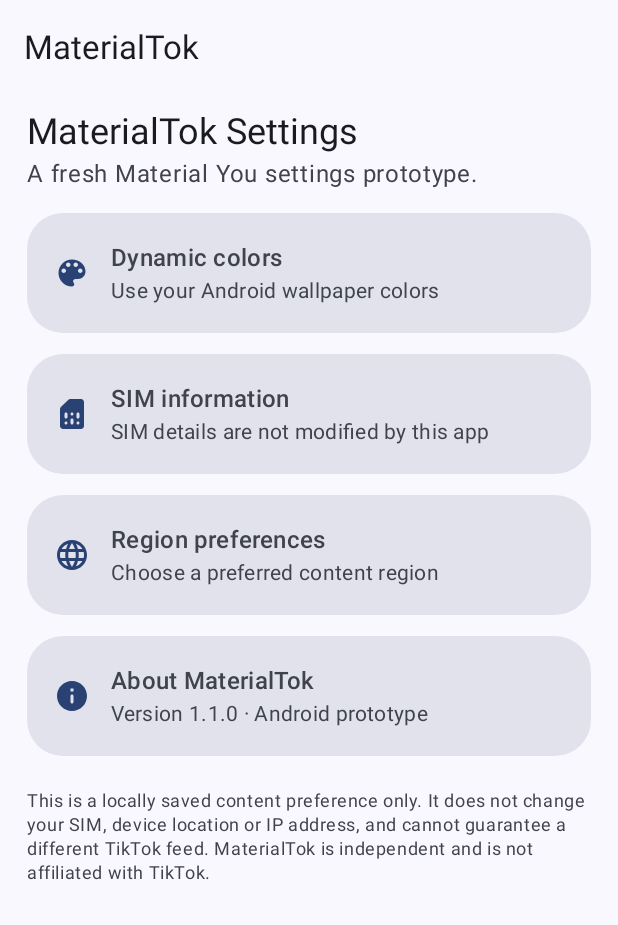
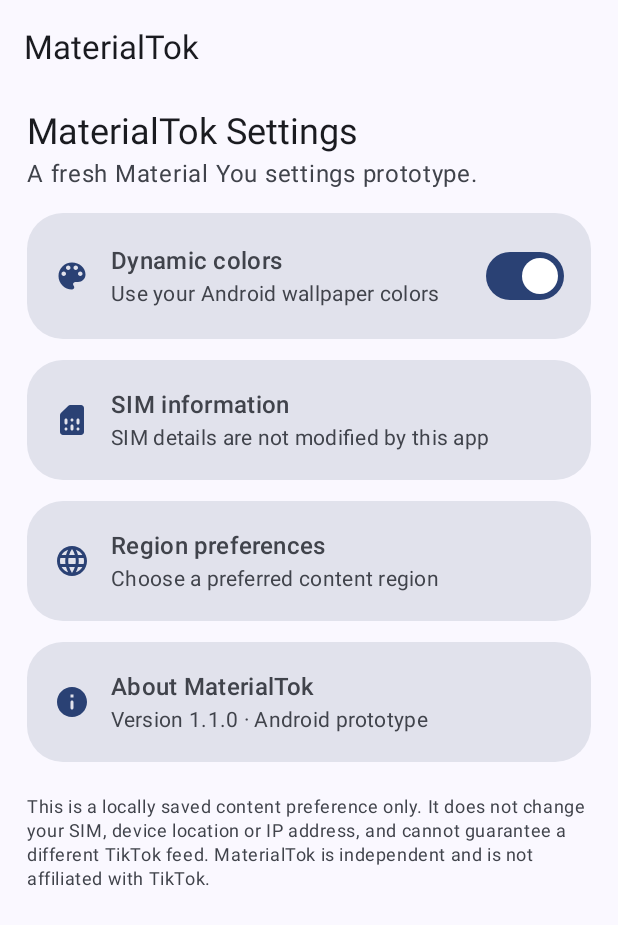
Before and after one commit to v0idty/MaterialTok, an Android app built with Jetpack Compose: the screen it shows after launch (MainActivity), on a phone screen of 412 x 824 dp. Shown: the top 925 px of the screen. Run offline under Robolectric (Android 15) with nearby library versions, the phone set to English and light mode, and no system bars.

Commit message:
Fix composable trailing lambda in settings card

```diff
--- a/app/src/main/java/app/materialtok/MainActivity.kt
+++ b/app/src/main/java/app/materialtok/MainActivity.kt
@@ -67,9 +67,12 @@ private fun MaterialTokApp() {
                 }
                 item {
                     var dynamic by remember { mutableStateOf(true) }
-                    SettingCard(Icons.Rounded.ColorLens, "Dynamic colors", "Use your Android wallpaper colors") {
-                        Switch(dynamic, { dynamic = it })
-                    }
+                    SettingCard(
+                        Icons.Rounded.ColorLens,
+                        "Dynamic colors",
+                        "Use your Android wallpaper colors",
+                        trailing = { Switch(checked = dynamic, onCheckedChange = { dynamic = it }) }
+                    )
                 }
                 item {
                     SettingCard(Icons.Rounded.SimCard, "SIM information", "SIM details are not modified by this app")
```
